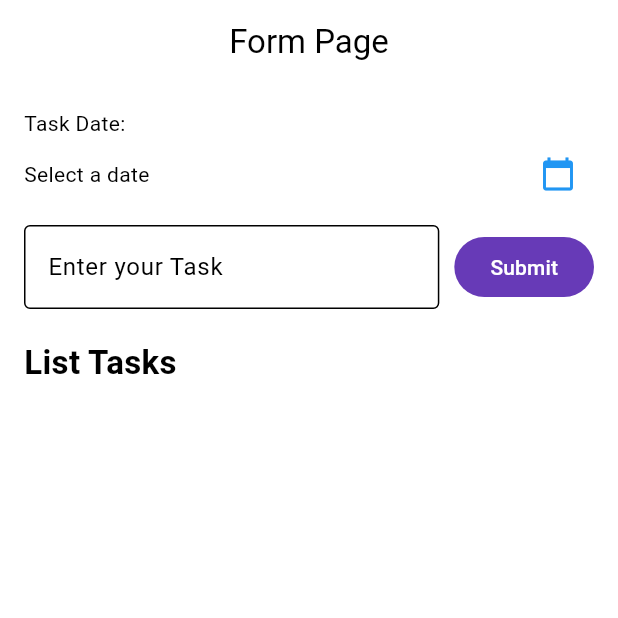
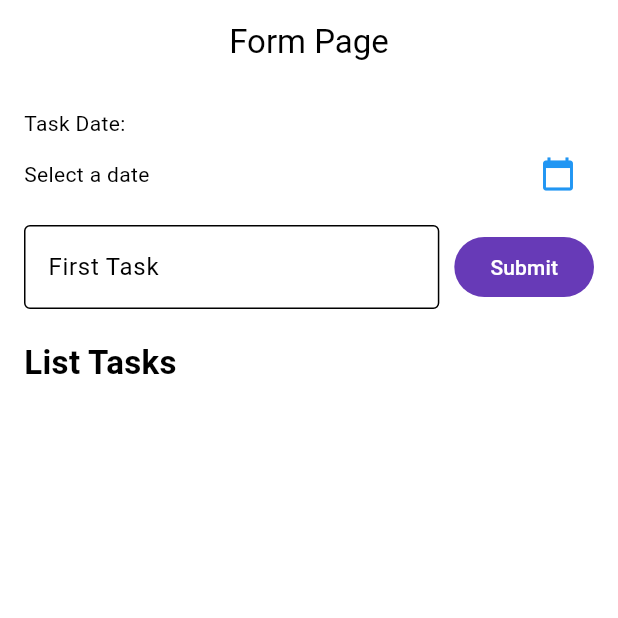
Before and after one commit to isro24/TodoApp_0047, a Flutter app: the screen it shows after launch, on a phone screen of 412 x 824 dp, the top half of it. Run offline on Flutter 3.47's test engine with Material 3 defaults, Android fonts, the phone set to English and light mode, and no system bars.

Commit message:
Menambah hint pada TextFormField

```diff
--- a/lib/form_page.dart
+++ b/lib/form_page.dart
@@ -160,7 +160,9 @@ class _FormPageState extends State<FormPage> {
                     Expanded(
                       child: TextFormField(
                         decoration: InputDecoration(
-                          labelText: "Enter your Task",
+                          labelText: "First Task",
+                          hintText: "Enter your First Task",
+                          hintStyle: TextStyle(color: Colors.grey),
                           border: OutlineInputBorder(
                             borderRadius: BorderRadius.circular(4),
                             borderSide: const BorderSide(color: Colors.deepPurple)
```
